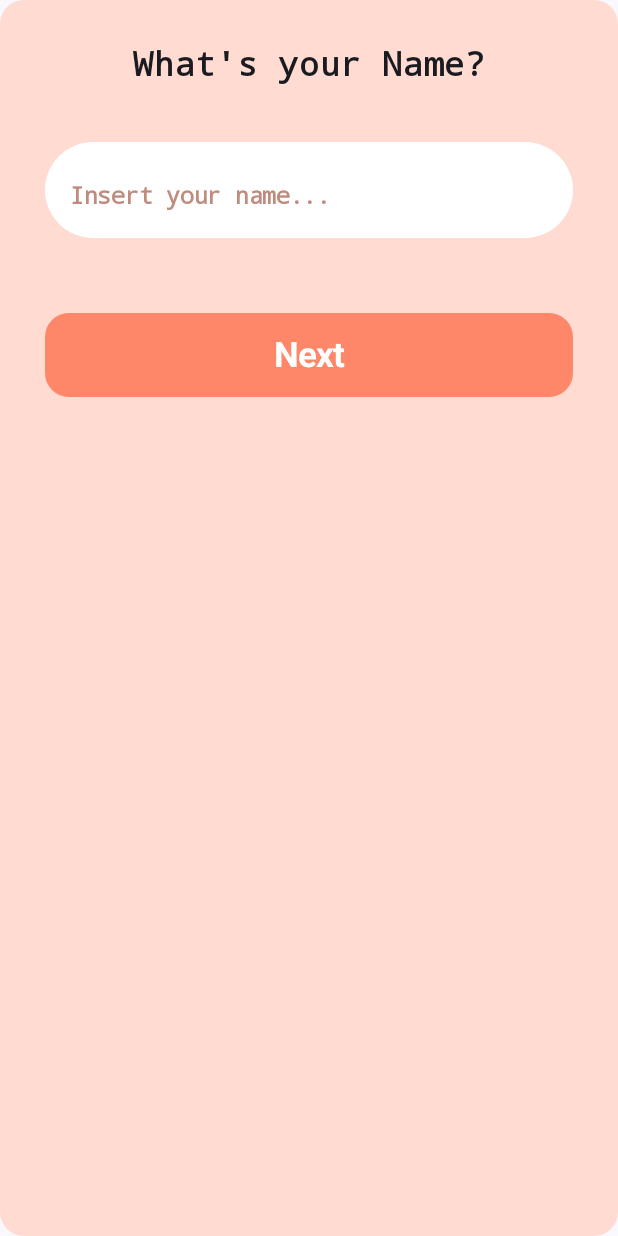
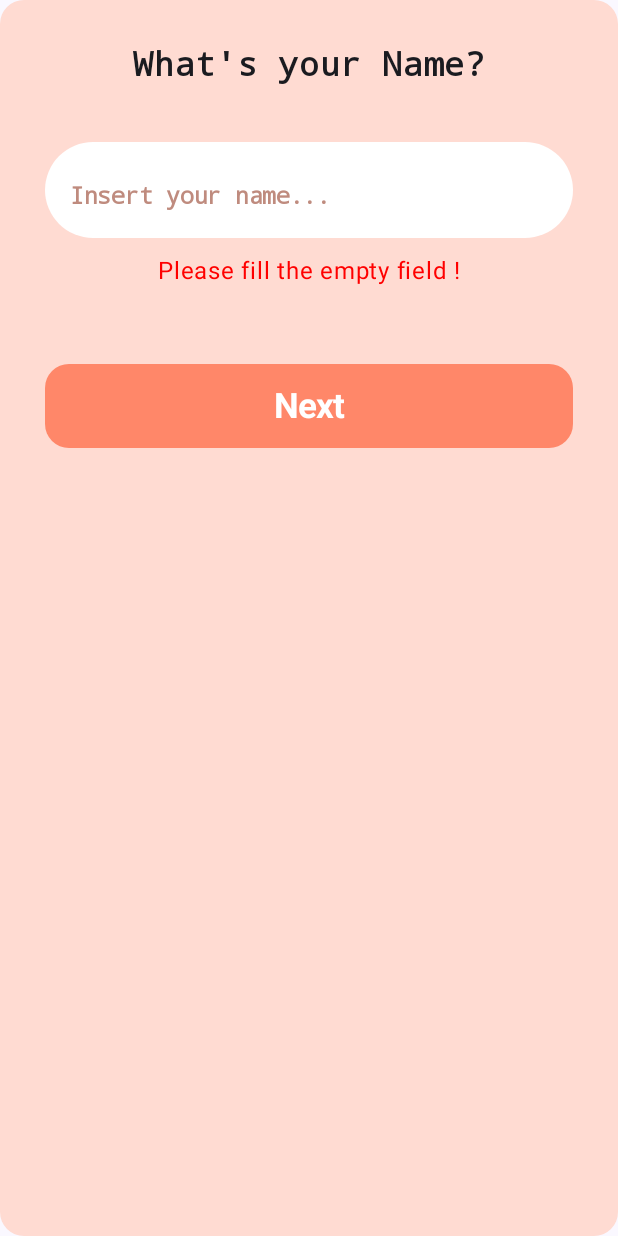
Before and after one commit to ESGTS-TESP-VFX/TESP2324-Projeto, an Android app built with Jetpack Compose: the composable InputOwnerNameBox shown on its own in the app's theme, after a tap on "Next", on a phone screen of 412 x 824 dp. Run offline under Robolectric (Android 15) with nearby library versions, the phone set to English and light mode, and no system bars.

Commit message:
verificação feita

```diff
--- a/app/src/main/java/com/tesp/tindogapp/components/VarInputNameBox.kt
+++ b/app/src/main/java/com/tesp/tindogapp/components/VarInputNameBox.kt
@@ -25,9 +25,9 @@ import androidx.compose.ui.unit.sp
 @Preview(showBackground = true, heightDp = 600, widthDp = 380)
 @OptIn(ExperimentalMaterial3Api::class)
 @Composable
-fun VarInputNameBox() {
+fun VarInputNameBox(): Boolean {
     var inputName by remember { mutableStateOf("") }
-
+    var isValid by remember { mutableStateOf(false) }
 
     Text(
         text = "What's your Name?",
@@ -38,10 +38,12 @@ fun VarInputNameBox() {
         modifier = Modifier.padding(bottom = 8.dp)
     )
 
-
     OutlinedTextField(
         value = inputName,
-        onValueChange = { inputName = it },
+        onValueChange = {
+            inputName = it
+            isValid = it.isNotBlank()
+        },
         label = {
             Text(
                 "Insert your name...",
@@ -56,11 +58,11 @@ fun VarInputNameBox() {
             .fillMaxWidth()
             .padding(0.dp, 30.dp, 0.dp, 0.dp)
             .background(Color.White, CircleShape),
-
-
         colors = TextFieldDefaults.outlinedTextFieldColors(
             focusedBorderColor = Color.Transparent,
             unfocusedBorderColor = Color.Transparent,
         )
     )
+
+    return isValid
 }
--- a/app/src/main/java/com/tesp/tindogapp/pages/FormPage.kt
+++ b/app/src/main/java/com/tesp/tindogapp/pages/FormPage.kt
@@ -21,6 +21,7 @@ import androidx.compose.runtime.setValue
 import androidx.compose.ui.Alignment
 import androidx.compose.ui.Modifier
 import androidx.compose.ui.graphics.Color
+import androidx.compose.ui.text.TextStyle
 import androidx.compose.ui.text.font.FontWeight
 import androidx.compose.ui.tooling.preview.Preview
 import androidx.compose.ui.unit.dp
@@ -87,7 +88,9 @@ fun Step3(onBack: () -> Unit) {
 
 
 @Composable
-fun InputOwnerNameBox(onNext:() -> Unit) {
+fun InputOwnerNameBox(onNext: () -> Unit) {
+
+
     Box(
         modifier = Modifier
             .background(
@@ -98,12 +101,20 @@ fun InputOwnerNameBox(onNext:() -> Unit) {
             .padding(30.dp)
     ) {
         Column(
-            modifier = Modifier
-                .fillMaxSize(),
+            modifier = Modifier.fillMaxSize(),
             horizontalAlignment = Alignment.CenterHorizontally,
         ) {
 
-            VarInputNameBox()
+            var respostaValida by remember { mutableStateOf(true) }
+
+            val isValid = VarInputNameBox()
+
+            if (!respostaValida) {
+                Text(text = "Please fill the empty field !",
+                    color = Color.Red,
+                    modifier = Modifier.padding(0.dp, 10.dp, 0.dp, 0.dp)
+                )
+            }
 
             Box(
                 modifier = Modifier
@@ -111,8 +122,14 @@ fun InputOwnerNameBox(onNext:() -> Unit) {
                     .padding(top = 50.dp),
                 contentAlignment = Alignment.Center,
             ) {
-
-                Button(onClick = onNext,
+                Button(
+                    onClick = {
+                        if (isValid) {
+                            onNext()
+                        } else {
+                            respostaValida = false
+                        }
+                    },
                     modifier = Modifier
                         .fillMaxWidth()
                         .height(56.dp),
@@ -121,16 +138,15 @@ fun InputOwnerNameBox(onNext:() -> Unit) {
                     ),
                     shape = RoundedCornerShape(16.dp)
                 ) {
-                    Text(text = "Next",
-                        style = androidx.compose.ui.text.TextStyle(
+                    Text(
+                        text = "Next",
+                        style = TextStyle(
                             fontSize = 23.sp,
                             fontWeight = FontWeight.Bold
                         )
                     )
                 }
-
             }
-
         }
     }
 }
@@ -188,7 +204,7 @@ fun InputDescBox(onBack: () -> Unit, onNext: () -> Unit) {
                     ),
                     shape = RoundedCornerShape(16.dp)
                 ) {
-                    Text(text = "Next",
+                    Text(text = "Finish",
                         style = androidx.compose.ui.text.TextStyle(
                             fontSize = 20.sp,
                             fontWeight = FontWeight.Bold
@@ -219,13 +235,22 @@ fun InputDogNameBox(onNext:() -> Unit) {
             horizontalAlignment = Alignment.CenterHorizontally,
         ) {
 
+            var respostaValida by remember { mutableStateOf(false) }
+
             VarInputNameAgeBox()
+
+            if (!respostaValida){
+                Text(text = "Não é valido!")
+            }
 
             Box(
                 modifier = Modifier
                     .fillMaxWidth()
                     .padding(top = 16.dp)
             ) {
+
+
+
                 Button(
                     onClick = onNext,
                     modifier = Modifier
```
